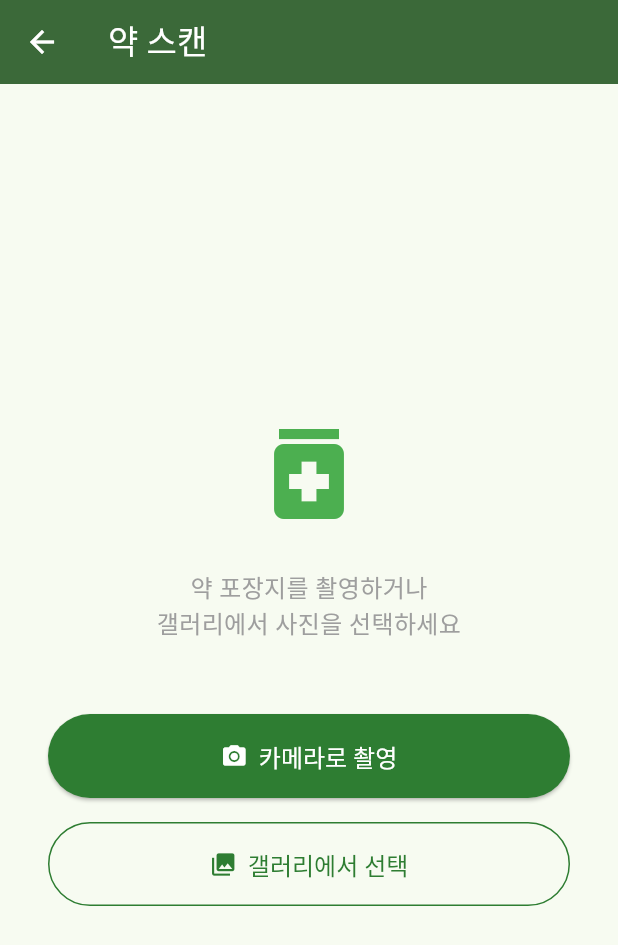
After one commit to 2024136034-hakcheol/MediMate, a Flutter app: the ScanScreen screen opened directly, after a tap on "카메라로 촬영", on a phone screen of 412 x 824 dp. The commit adds this screen. Shown: the top 945 px of the screen. Run offline on Flutter 3.47's test engine with Material 3 defaults, Android fonts, the light colour scheme and no system bars; our stand-ins replace flutter_dotenv, flutter_local_notifications, google_generative_ai, image_picker, sqflite; accounts and stored records are empty.

Commit message:
학철: 핵심 화면 구현 (스캔/결과확인/홈 목록) 및 알림 서비스 추가 (F-01, F-02)

```diff
--- a/lib/main.dart
+++ b/lib/main.dart
@@ -1,11 +1,13 @@
+import 'package:flutter/material.dart';
 import 'package:flutter_dotenv/flutter_dotenv.dart';
 import 'data/api/gemini_service.dart';
+import 'data/local/notification_service.dart';
 import 'app.dart';
-import 'package:flutter/material.dart';
 
 Future<void> main() async {
   WidgetsFlutterBinding.ensureInitialized();
   await dotenv.load(fileName: '.env');
   GeminiService().init();
+  await NotificationService().init();
   runApp(const MediMateApp());
 }
--- /dev/null
+++ b/lib/presentation/screens/scan_screen.dart
@@ -0,0 +1,114 @@
+import 'dart:io';
+import 'package:flutter/material.dart';
+import 'package:image_picker/image_picker.dart';
+import '../../data/api/gemini_service.dart';
+import 'result_screen.dart';
+
+class ScanScreen extends StatefulWidget {
+  const ScanScreen({super.key});
+
+  @override
+  State<ScanScreen> createState() => _ScanScreenState();
+}
+
+class _ScanScreenState extends State<ScanScreen> {
+  bool _isLoading = false;
+  final ImagePicker _picker = ImagePicker();
+
+  Future<void> _pickAndAnalyze(ImageSource source) async {
+    final XFile? image = await _picker.pickImage(
+      source: source,
+      imageQuality: 80,
+    );
+    if (image == null) return;
+
+    setState(() => _isLoading = true);
+    try {
+      final result = await GeminiService().analyzeMedicineImage(File(image.path));
+      if (!mounted) return;
+
+      if (result == null) {
+        ScaffoldMessenger.of(context).showSnackBar(
+          const SnackBar(content: Text('약 정보를 인식하지 못했습니다. 다시 시도해주세요.')),
+        );
+      } else {
+        await Navigator.push(
+          context,
+          MaterialPageRoute(builder: (_) => ResultScreen(medicineInfo: result)),
+        );
+        if (mounted) Navigator.pop(context);
+      }
+    } catch (e) {
+      if (!mounted) return;
+      ScaffoldMessenger.of(context).showSnackBar(
+        SnackBar(content: Text('오류가 발생했습니다: $e')),
+      );
+    } finally {
+      if (mounted) setState(() => _isLoading = false);
+    }
+  }
+
+  @override
+  Widget build(BuildContext context) {
+    return Scaffold(
+      appBar: AppBar(
+        title: const Text('약 스캔'),
+        backgroundColor: Theme.of(context).colorScheme.primary,
+        foregroundColor: Colors.white,
+      ),
+      body: _isLoading
+          ? const Center(
+              child: Column(
+                mainAxisAlignment: MainAxisAlignment.center,
+                children: [
+                  CircularProgressIndicator(color: Color(0xFF2e7d32)),
+                  SizedBox(height: 20),
+                  Text('AI가 약 정보를 분석 중...', style: TextStyle(fontSize: 16)),
+                  SizedBox(height: 8),
+                  Text('잠시만 기다려주세요', style: TextStyle(color: Colors.grey)),
+                ],
+              ),
+            )
+          : Padding(
+              padding: const EdgeInsets.all(32),
+              child: Column(
+                mainAxisAlignment: MainAxisAlignment.center,
+                crossAxisAlignment: CrossAxisAlignment.stretch,
+                children: [
+                  const Icon(Icons.medication, size: 80, color: Color(0xFF4CAF50)),
+                  const SizedBox(height: 24),
+                  const Text(
+                    '약 포장지를 촬영하거나\n갤러리에서 사진을 선택하세요',
+                    textAlign: TextAlign.center,
+                    style: TextStyle(fontSize: 16, color: Colors.grey),
+                  ),
+                  const SizedBox(height: 48),
+                  ElevatedButton.icon(
+                    onPressed: () => _pickAndAnalyze(ImageSource.camera),
+                    icon: const Icon(Icons.camera_alt),
+                    label: const Text('카메라로 촬영'),
+                    style: ElevatedButton.styleFrom(
+                      backgroundColor: const Color(0xFF2e7d32),
+                      foregroundColor: Colors.white,
+                      padding: const EdgeInsets.symmetric(vertical: 16),
+                      textStyle: const TextStyle(fontSize: 16),
+                    ),
+                  ),
+                  const SizedBox(height: 16),
+                  OutlinedButton.icon(
+                    onPressed: () => _pickAndAnalyze(ImageSource.gallery),
+                    icon: const Icon(Icons.photo_library),
+                    label: const Text('갤러리에서 선택'),
+                    style: OutlinedButton.styleFrom(
+                      foregroundColor: const Color(0xFF2e7d32),
+                      side: const BorderSide(color: Color(0xFF2e7d32)),
+                      padding: const EdgeInsets.symmetric(vertical: 16),
+                      textStyle: const TextStyle(fontSize: 16),
+                    ),
+                  ),
+                ],
+              ),
+            ),
+    );
+  }
+}
```
Also changed, not shown: lib/data/local/notification_service.dart (added, +42 -0 lines), lib/presentation/screens/home_screen.dart (+111 -12 lines), lib/presentation/screens/result_screen.dart (added, +172 -0 lines), pubspec.yaml (+6 -4 lines), pubspec.lock, 6 other files.
